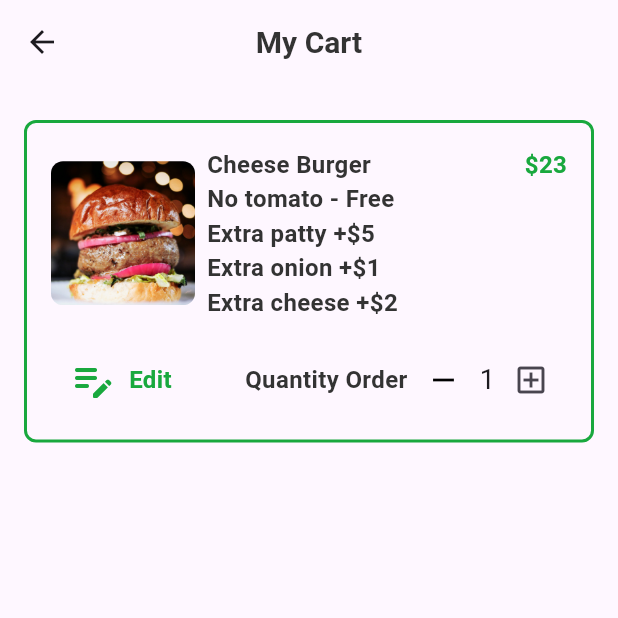
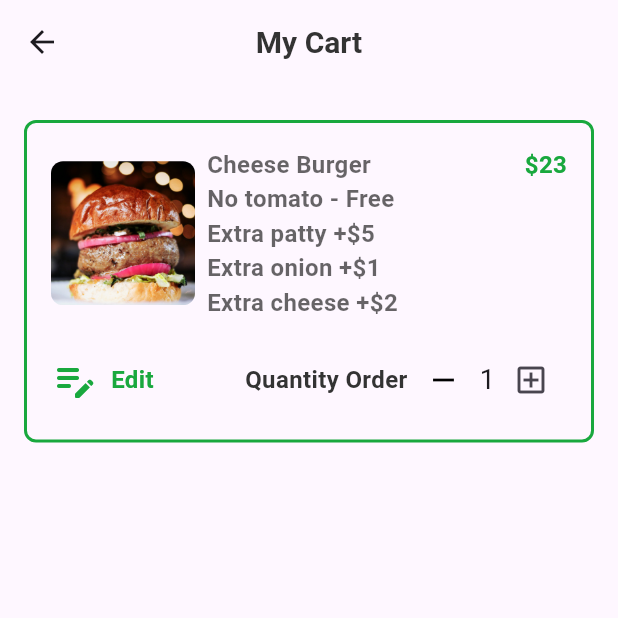
Before and after one commit to MahmoudYasserElbanna/MakanGes_Projcet, a Flutter app: the MyCartViewBody screen opened directly, on a phone screen of 412 x 824 dp, the top half of it. Run offline on Flutter 3.47's test engine with Material 3 defaults, Android fonts, the phone set to English and light mode, and no system bars; our stand-ins replace font_awesome_flutter, go_router, google_nav_bar.

Commit message:
refactor code

```diff
--- a/lib/features/checkout/presentation/view/widgets/cart_item.dart
+++ b/lib/features/checkout/presentation/view/widgets/cart_item.dart
@@ -49,7 +49,8 @@ class CartItem extends StatelessWidget {
                   const SizedBox(width: 8),
                   Text(
                     description,
-                    style: Styles.textStyle16,
+                    style: Styles.textStyle16
+                        .copyWith(color: Colors.black.withOpacity(0.6)),
                   )
                 ],
               ),
--- a/lib/features/checkout/presentation/view/widgets/edit_button.dart
+++ b/lib/features/checkout/presentation/view/widgets/edit_button.dart
@@ -8,13 +8,6 @@ class EditButton extends StatelessWidget {
   Widget build(BuildContext context) {
     return const Row(
       children: [
-        VerticalDivider(
-          width: 12,
-          indent: 12,
-          endIndent: 12,
-          color: Color(0xFF19A83E),
-          thickness: 2,
-        ),
         Icon(
           Icons.edit_note_rounded,
           color: Color(0xFF19A83E),
```
